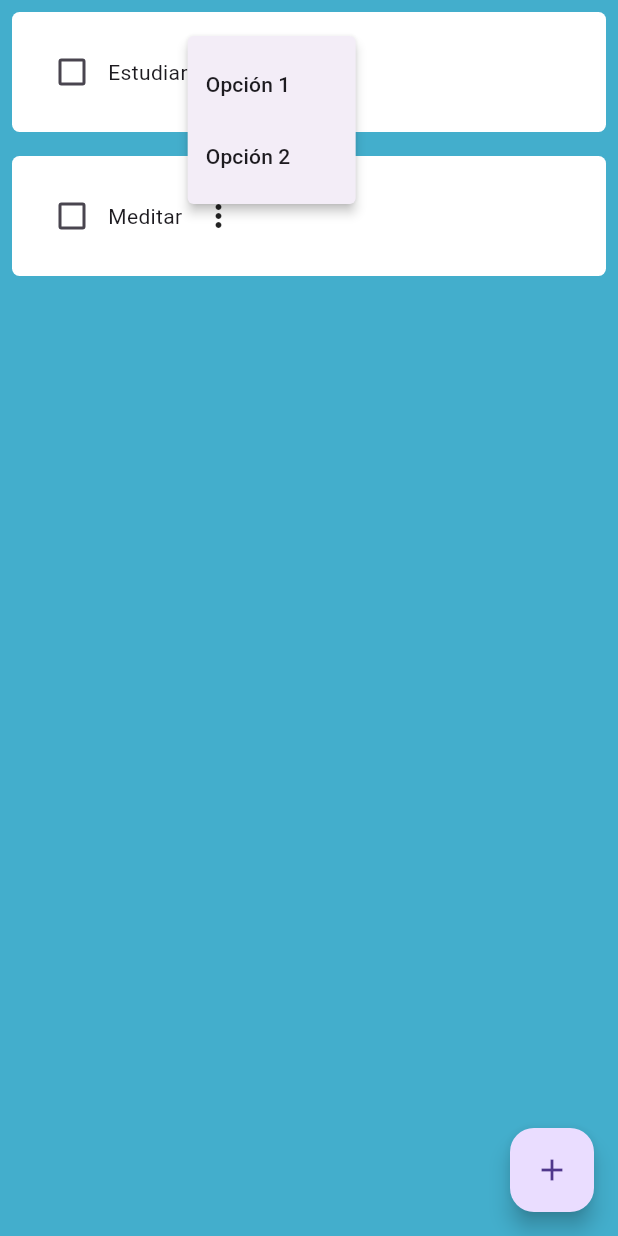
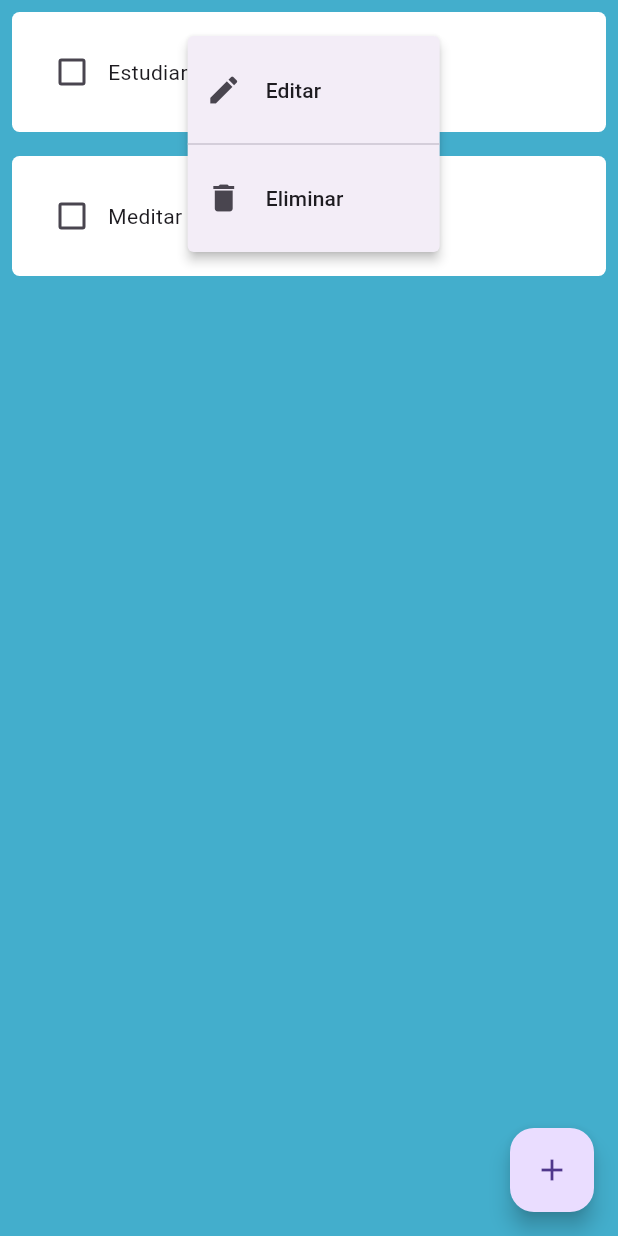
Before and after one commit to Jackieto/HabitCheck, a Flutter app: the screen it shows after launch, after a tap on the "more vert" icon, on a phone screen of 412 x 824 dp. Run offline on Flutter 3.47's test engine with Material 3 defaults, Android fonts, the phone set to English and light mode, and no system bars.

Commit message:
Añadida funcionalidad del botón de eliminar hábito, pero no se actualiza el UI

```diff
--- a/lib/components/habit_tile.dart
+++ b/lib/components/habit_tile.dart
@@ -5,13 +5,17 @@ class HabitTile extends StatelessWidget {
   final String habitName;
   final bool habitCompleted;
   final Function(bool?)? onChanged;
+  final Function(BuildContext)? settingsClicked;
+  final Function(BuildContext)? deleteClicked;
+
 
   const HabitTile({
     super.key,
     required this.habitName,
     required this.habitCompleted,
-    required this.onChanged
-
+    required this.onChanged,
+    required this.settingsClicked,
+    required this.deleteClicked
     });
 
 
@@ -38,17 +42,33 @@ class HabitTile extends StatelessWidget {
               PopupMenuButton<String>(
                 itemBuilder: (BuildContext context) => <PopupMenuEntry<String>>[
                   const PopupMenuItem<String>(
-                    value: 'opcion_1',
-                    child: Text('Opción 1'),
+                    value: 'Editar',
+                    child: ListTile(
+                      leading: Icon(Icons.edit),
+                      title: Text('Editar'),
+                    ),
                   ),
+
+                  PopupMenuDivider(),
                   const PopupMenuItem<String>(
-                    value: 'opcion_2',
-                    child: Text('Opción 2'),
+                    value: 'Delete',
+                    child: ListTile(
+                      leading: Icon(Icons.delete),
+                      title: Text('Eliminar'),
+                    ),
+
                   ),
+
                   // Agrega más opciones si lo deseas
                 ],
                 onSelected: (String value) {
-                  // Maneja la selección de la opción aquí
+                  if(value == 'Editar'){
+                      settingsClicked;
+                  }
+
+                  if(value == 'Delete'){
+                      deleteClicked!(context);
+                  }
                 },
               ),
 
--- a/lib/home_page.dart
+++ b/lib/home_page.dart
@@ -67,8 +67,22 @@ class _HomePageState extends State<HomePage>{
     Navigator.of(context).pop(); //ir al estado anterior
   }
 
+  //opciones de habito
 
-  //cancelar nuevo habito
+  void openHabitSettings(int index){
+
+  }
+
+
+
+  //borrar habito
+
+  void deleteHabit(int index){
+      setState(() {
+      habitList.remove(index);
+
+      });
+  }
 
   @override
   Widget build(BuildContext context) {
@@ -82,6 +96,9 @@ class _HomePageState extends State<HomePage>{
           habitName: habitList[index][0],  //primer atributo de cada elemento de la lista
            habitCompleted:habitList[index][1],
            onChanged: (value) => checkBoxTapped(value,index),
+           settingsClicked: (context) => openHabitSettings(index),
+           deleteClicked: (context) => deleteHabit(index) ,
+
            );
         }
 
```
